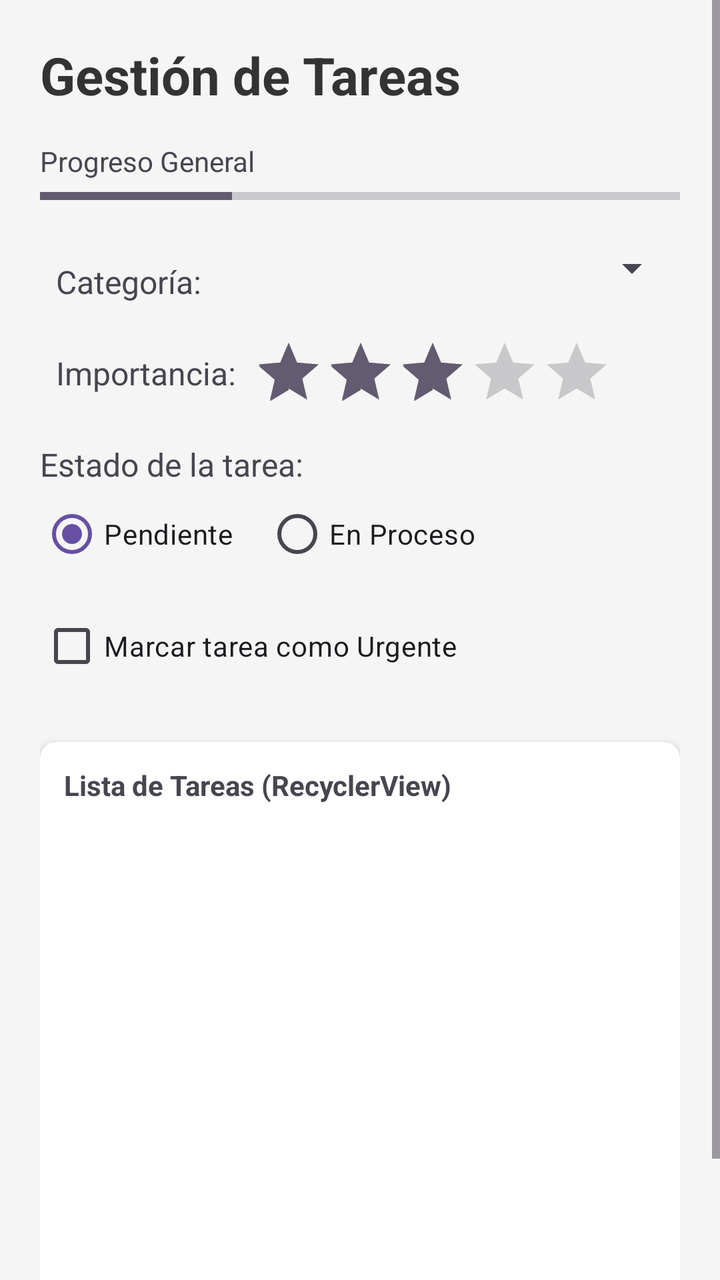
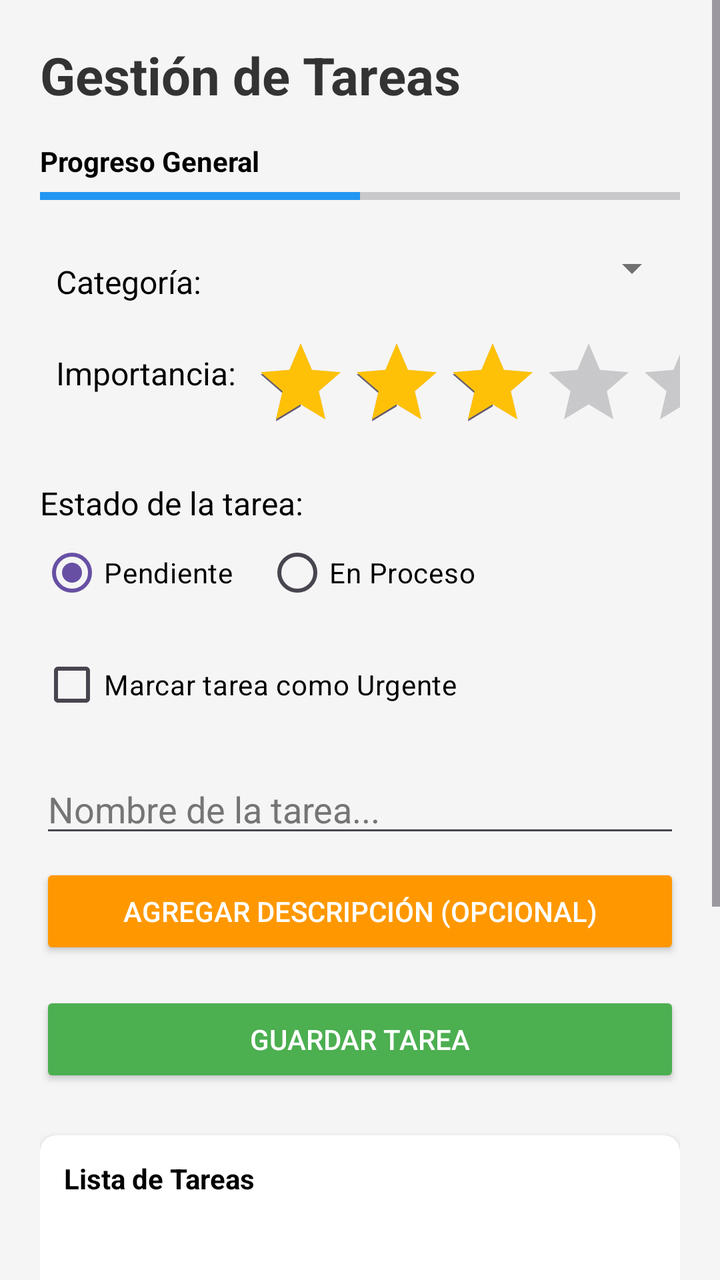

An Android layout rendered at two revisions. The XML below is the earlier revision; the diff shows what the commit changed to produce the second picture.
<!-- AndroidManifest.xml: application theme Theme.MyApplication -->
<!-- res/layout/activity_tareas.xml -->
<?xml version="1.0" encoding="utf-8"?>
<ScrollView xmlns:android="http://schemas.android.com/apk/res/android"
    xmlns:app="http://schemas.android.com/apk/res-auto"
    android:layout_width="match_parent"
    android:layout_height="match_parent"
    android:background="#F5F5F5">

    <LinearLayout
        android:layout_width="match_parent"
        android:layout_height="wrap_content"
        android:orientation="vertical"
        android:padding="20dp">

        <TextView
            android:layout_width="wrap_content"
            android:layout_height="wrap_content"
            android:layout_marginBottom="16dp"
            android:text="Gestión de Tareas"
            android:textColor="#333333"
            android:textSize="26sp"
            android:textStyle="bold" />

        <TextView
            android:layout_width="wrap_content"
            android:layout_height="wrap_content"
            android:text="Progreso General" />

        <ProgressBar
            android:id="@+id/progressBar"
            style="?android:attr/progressBarStyleHorizontal"
            android:layout_width="match_parent"
            android:layout_height="wrap_content"
            android:layout_marginBottom="16dp"
            android:progress="30" />

        <TableLayout
            android:layout_width="match_parent"
            android:layout_height="wrap_content"
            android:layout_marginBottom="16dp">

            <TableRow>
                <TextView
                    android:padding="8dp"
                    android:text="Categoría:"
                    android:textSize="16sp" />

                <Spinner
                    android:id="@+id/spinnerCategoria"
                    android:layout_width="0dp"
                    android:layout_height="wrap_content"
                    android:layout_weight="1" />
            </TableRow>

            <TableRow android:layout_marginTop="8dp">
                <TextView
                    android:padding="8dp"
                    android:text="Importancia:"
                    android:textSize="16sp" />

                <RatingBar
                    android:id="@+id/ratingBar"
                    style="?android:attr/ratingBarStyleIndicator"
                    android:layout_width="wrap_content"
                    android:layout_height="wrap_content"
                    android:layout_gravity="center_vertical"
                    android:numStars="5"
                    android:rating="3"
                    android:stepSize="1" />
            </TableRow>
        </TableLayout>

        <TextView
            android:layout_width="wrap_content"
            android:layout_height="wrap_content"
            android:text="Estado de la tarea:"
            android:textSize="16sp" />

        <RadioGroup
            android:id="@+id/radioGroupEstado"
            android:layout_width="match_parent"
            android:layout_height="wrap_content"
            android:layout_marginBottom="8dp"
            android:orientation="horizontal">

            <RadioButton
                android:id="@+id/rbPendiente"
                android:layout_width="wrap_content"
                android:layout_height="wrap_content"
                android:checked="true"
                android:text="Pendiente" />

            <RadioButton
                android:id="@+id/rbEnProceso"
                android:layout_width="wrap_content"
                android:layout_height="wrap_content"
                android:layout_marginStart="16dp"
                android:text="En Proceso" />
        </RadioGroup>

        <CheckBox
            android:id="@+id/cbUrgente"
            android:layout_width="wrap_content"
            android:layout_height="wrap_content"
            android:layout_marginBottom="24dp"
            android:text="Marcar tarea como Urgente" />

        <androidx.cardview.widget.CardView
            android:layout_width="match_parent"
            android:layout_height="300dp"
            android:layout_marginBottom="16dp"
            app:cardCornerRadius="8dp"
            app:cardElevation="4dp">

            <LinearLayout
                android:layout_width="match_parent"
                android:layout_height="match_parent"
                android:orientation="vertical"
                android:padding="12dp">

                <TextView
                    android:layout_width="wrap_content"
                    android:layout_height="wrap_content"
                    android:layout_marginBottom="8dp"
                    android:text="Lista de Tareas (RecyclerView)"
                    android:textStyle="bold" />

                <androidx.recyclerview.widget.RecyclerView
                    android:id="@+id/recyclerViewTareas"
                    android:layout_width="match_parent"
                    android:layout_height="match_parent" />
            </LinearLayout>
        </androidx.cardview.widget.CardView>

    </LinearLayout>

</ScrollView>
<!-- resources referenced by this layout -->
<resources>
  <style name="Theme.MyApplication" parent="Base.Theme.MyApplication" />
  <style name="Base.Theme.MyApplication" parent="Theme.Material3.DayNight.NoActionBar">
          
          
      </style>
</resources>

<!-- the commit's change to res/layout/activity_tareas.xml (unified diff, before → after) -->
@@ -23,7 +23,9 @@
         <TextView
             android:layout_width="wrap_content"
             android:layout_height="wrap_content"
-            android:text="Progreso General" />
+            android:text="Progreso General"
+            android:textColor="#000000"
+            android:textStyle="bold"/>
 
         <ProgressBar
             android:id="@+id/progressBar"
@@ -31,7 +33,8 @@
             android:layout_width="match_parent"
             android:layout_height="wrap_content"
             android:layout_marginBottom="16dp"
-            android:progress="30" />
+            android:progress="50"
+            android:progressTint="#2196F3" />
 
         <TableLayout
             android:layout_width="match_parent"
@@ -42,30 +45,34 @@
                 <TextView
                     android:padding="8dp"
                     android:text="Categoría:"
+                    android:textColor="#000000"
                     android:textSize="16sp" />
 
+                
                 <Spinner
                     android:id="@+id/spinnerCategoria"
                     android:layout_width="0dp"
                     android:layout_height="wrap_content"
-                    android:layout_weight="1" />
+                    android:layout_weight="1"
+                    android:theme="@style/ThemeOverlay.AppCompat.Light" />
             </TableRow>
 
             <TableRow android:layout_marginTop="8dp">
                 <TextView
                     android:padding="8dp"
                     android:text="Importancia:"
+                    android:textColor="#000000"
                     android:textSize="16sp" />
 
                 <RatingBar
                     android:id="@+id/ratingBar"
-                    style="?android:attr/ratingBarStyleIndicator"
                     android:layout_width="wrap_content"
                     android:layout_height="wrap_content"
                     android:layout_gravity="center_vertical"
                     android:numStars="5"
                     android:rating="3"
-                    android:stepSize="1" />
+                    android:stepSize="1"
+                    android:progressTint="#FFC107" />
             </TableRow>
         </TableLayout>
 
@@ -73,6 +80,7 @@
             android:layout_width="wrap_content"
             android:layout_height="wrap_content"
             android:text="Estado de la tarea:"
+            android:textColor="#000000"
             android:textSize="16sp" />
 
         <RadioGroup
@@ -87,6 +95,7 @@
                 android:layout_width="wrap_content"
                 android:layout_height="wrap_content"
                 android:checked="true"
+                android:textColor="#000000"
                 android:text="Pendiente" />
 
             <RadioButton
@@ -94,6 +103,7 @@
                 android:layout_width="wrap_content"
                 android:layout_height="wrap_content"
                 android:layout_marginStart="16dp"
+                android:textColor="#000000"
                 android:text="En Proceso" />
         </RadioGroup>
 
@@ -101,15 +111,44 @@
             android:id="@+id/cbUrgente"
             android:layout_width="wrap_content"
             android:layout_height="wrap_content"
+            android:layout_marginBottom="16dp"
+            android:textColor="#000000"
+            android:text="Marcar tarea como Urgente" />
+
+        <EditText
+            android:id="@+id/etNuevaTarea"
+            android:layout_width="match_parent"
+            android:layout_height="wrap_content"
+            android:hint="Nombre de la tarea..."
+            android:textColorHint="#757575"
+            android:textColor="#000000"
+            android:layout_marginBottom="8dp"/>
+
+        <Button
+            android:id="@+id/btnAgregarDescripcion"
+            android:layout_width="match_parent"
+            android:layout_height="wrap_content"
+            android:text="Agregar Descripción (Opcional)"
+            android:layout_marginBottom="16dp"
+            android:textColor="#FFFFFF"
+            android:backgroundTint="#FF9800"/>
+
+        <Button
+            android:id="@+id/btnGuardarTarea"
+            android:layout_width="match_parent"
+            android:layout_height="wrap_content"
+            android:text="Guardar Tarea"
             android:layout_marginBottom="24dp"
-            android:text="Marcar tarea como Urgente" />
+            android:textColor="#FFFFFF"
+            android:backgroundTint="#4CAF50"/>
 
         <androidx.cardview.widget.CardView
             android:layout_width="match_parent"
             android:layout_height="300dp"
             android:layout_marginBottom="16dp"
             app:cardCornerRadius="8dp"
-            app:cardElevation="4dp">
+            app:cardElevation="4dp"
+            app:cardBackgroundColor="#FFFFFF">
 
             <LinearLayout
                 android:layout_width="match_parent"
@@ -121,7 +160,8 @@
                     android:layout_width="wrap_content"
                     android:layout_height="wrap_content"
                     android:layout_marginBottom="8dp"
-                    android:text="Lista de Tareas (RecyclerView)"
+                    android:text="Lista de Tareas"
+                    android:textColor="#000000"
                     android:textStyle="bold" />
 
                 <androidx.recyclerview.widget.RecyclerView
<!-- resource entries referenced after the edit -->
@@ -1,7 +1,9 @@
 <!-- resources referenced by this layout -->
 <resources>
   <style name="Theme.MyApplication" parent="Base.Theme.MyApplication" />
-  <style name="Base.Theme.MyApplication" parent="Theme.Material3.DayNight.NoActionBar">
+  <style name="Base.Theme.MyApplication" parent="Theme.Material3.Light.NoActionBar">
+          <item name="android:forceDarkAllowed" tools:targetApi="q">false</item>
+  
           
           
       </style>
